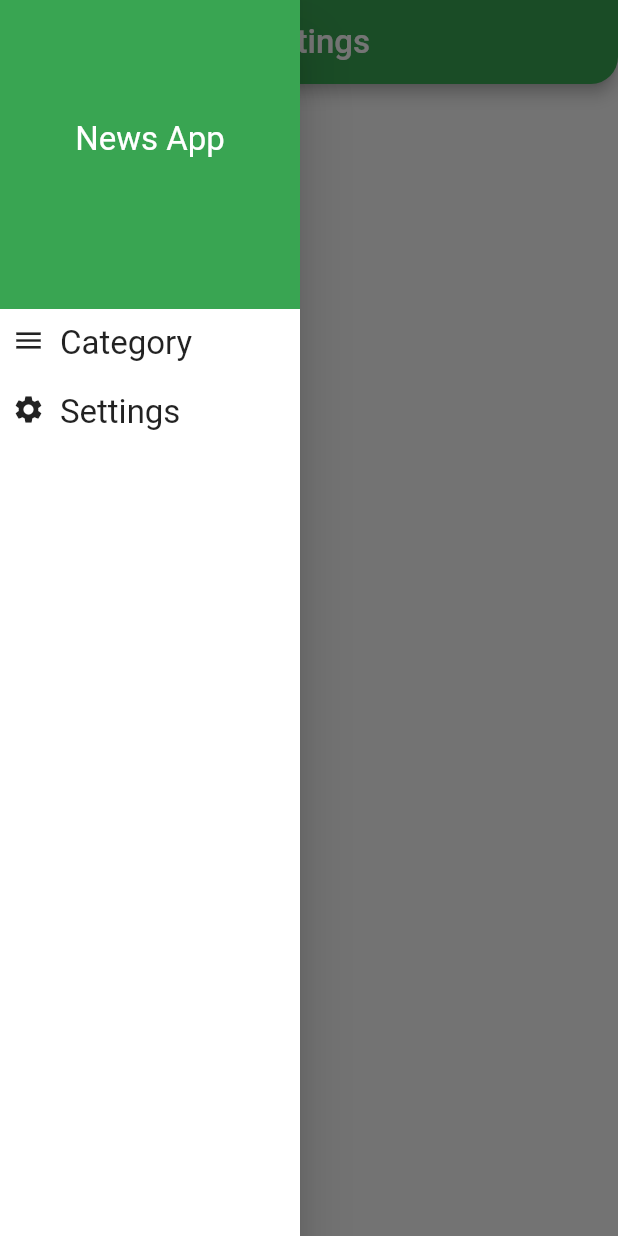
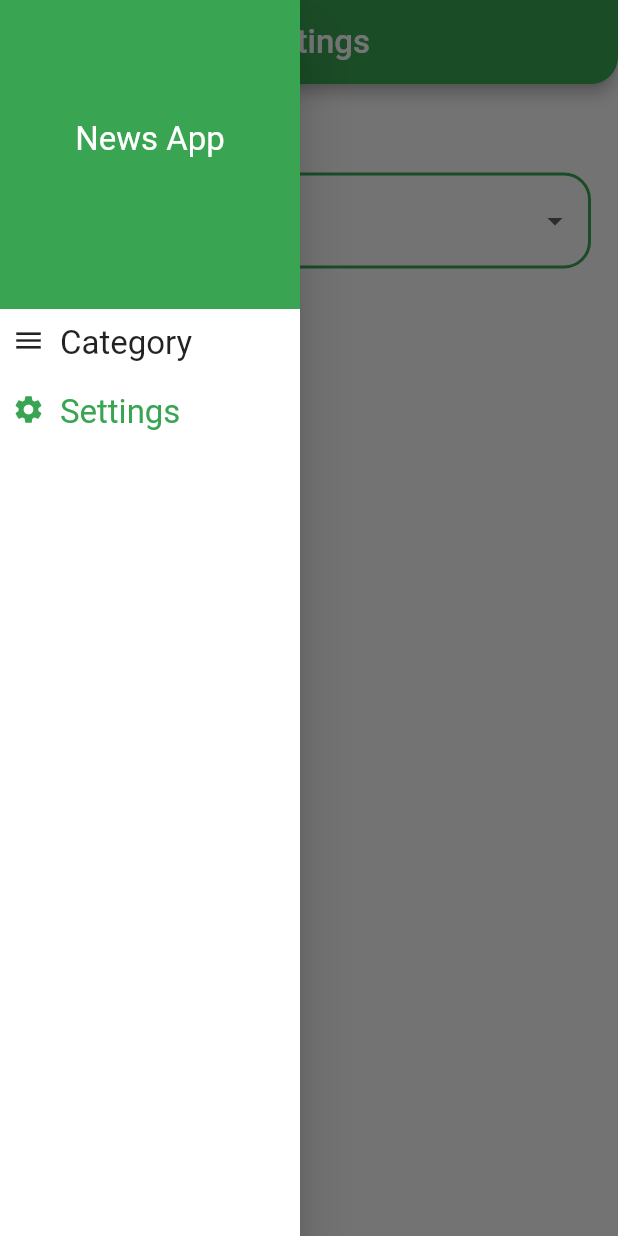
Before and after one commit to ahs25001/News-App, a Flutter app: the Settings screen opened directly with empty values, with the side drawer open, on a phone screen of 412 x 824 dp. Run offline on Flutter 3.47's test engine with Material 2 defaults, Android fonts, the phone set to English and light mode, and no system bars; our stand-ins replace cached_network_image; generated files the repository leaves out were written again.

Commit message:
end localization in settings

```diff
--- /dev/null
+++ b/l10n.yaml
@@ -0,0 +1,3 @@
+arb-dir: lib/l10n
+template-arb-file: app_en.arb
+output-localization-file: app_localizations.dart
--- /dev/null
+++ b/lib/l10n/app_ar.arb
@@ -0,0 +1,7 @@
+{
+ "language": "اللغه",
+  "arabic": "العربيه",
+  "english": "الانجليزيه",
+ "settings": "الاعدادات",
+ "category": "الموضوعات"
+}
--- /dev/null
+++ b/lib/l10n/app_en.arb
@@ -0,0 +1,7 @@
+{
+  "language": "Language",
+  "arabic": "Arabic",
+  "english": "English",
+  "settings": "Settings",
+  "category": "Category"
+}
--- /dev/null
+++ b/lib/providers/my_provider.dart
@@ -0,0 +1,10 @@
+import 'package:flutter/material.dart';
+
+class MyProvider extends ChangeNotifier{
+  String local="en";
+  changeLocal(String local)
+  {
+    this.local=local;
+    notifyListeners();
+  }
+}
--- a/lib/screens/settings/settingsScreen.dart
+++ b/lib/screens/settings/settingsScreen.dart
@@ -1,15 +1,36 @@
 import 'package:flutter/material.dart';
+import 'package:news/layout/homeLayout.dart';
+import 'package:news/providers/my_provider.dart';
+import 'package:provider/provider.dart';
 
 import '../../shard/style/colors.dart';
+import 'package:flutter_gen/gen_l10n/app_localizations.dart';
+class Settings extends StatelessWidget {
+  static const String routName = "settings";
+  Function toCategoryScreen;
 
-class Settings extends StatelessWidget {
-  static const String routName="settings";
-  Function toCategoryScreen;
 
   Settings(this.toCategoryScreen, {super.key});
 
   @override
   Widget build(BuildContext context) {
+    var provider=Provider.of<MyProvider>(context);
+    List<DropdownMenuItem<String>> menuItems = [
+      DropdownMenuItem(
+          child: Row(
+            children: [
+              Text(
+                AppLocalizations.of(context)!.arabic,
+              ),
+            ],
+          ),
+          value: "ar"),
+      DropdownMenuItem(
+          child: Row(
+            children: [Text( AppLocalizations.of(context)!.english)],
+          ),
+          value: "en"),
+    ];
     return Scaffold(
       drawer: Drawer(
         backgroundColor: Colors.white,
@@ -37,11 +58,13 @@ class Settings extends StatelessWidget {
                   children: [
                     InkWell(
                       onTap: () {
-                        Navigator.pop(context);
-                        Navigator.pop(context);
-                        Navigator.pop(context);
+                        Navigator.pushNamedAndRemoveUntil(
+                          context,
+                          HomeLayout.routName,
+                          (route) => false,
+                        );
                       },
-                      child: const Row(
+                      child:  Row(
                         crossAxisAlignment: CrossAxisAlignment.start,
                         children: [
                           Icon(
@@ -52,7 +75,7 @@ class Settings extends StatelessWidget {
                             width: 10,
                           ),
                           Text(
-                            "Category",
+                            AppLocalizations.of(context)!.category,
                             style: TextStyle(fontSize: 22),
                           )
                         ],
@@ -63,19 +86,20 @@ class Settings extends StatelessWidget {
                     ),
                     InkWell(
                       onTap: () => Navigator.pop(context),
-                      child: const Row(
+                      child:  Row(
                         crossAxisAlignment: CrossAxisAlignment.start,
                         children: [
                           Icon(
                             Icons.settings,
+                            color: green,
                             size: 22,
                           ),
                           SizedBox(
                             width: 10,
                           ),
                           Text(
-                            "Settings",
-                            style: TextStyle(fontSize: 22),
+                            AppLocalizations.of(context)!.settings,
+                            style: TextStyle(fontSize: 22,color: green),
                           )
                         ],
                       ),
@@ -88,7 +112,7 @@ class Settings extends StatelessWidget {
         ),
       ),
       appBar: AppBar(
-        title: const Text("Settings", style: TextStyle(fontSize: 22)),
+        title:  Text(AppLocalizations.of(context)!.settings, style: TextStyle(fontSize: 22)),
         centerTitle: true,
         backgroundColor: green,
         shape: const RoundedRectangleBorder(
@@ -96,6 +120,64 @@ class Settings extends StatelessWidget {
                 bottomRight: Radius.circular(18),
                 bottomLeft: Radius.circular(18))),
       ),
+      body: Padding(
+        padding: const EdgeInsets.all(18.0),
+        child: Column(
+          crossAxisAlignment: CrossAxisAlignment.stretch,
+          children: [
+            Text(AppLocalizations.of(context)!.language,
+                style: TextStyle(fontSize: 18, fontWeight: FontWeight.bold)),
+            const SizedBox(
+              height: 20,
+            ),
+            // Container(
+            //     padding:
+            //         const EdgeInsets.symmetric(horizontal: 10, vertical: 8),
+            //     decoration: BoxDecoration(
+            //         borderRadius: BorderRadius.circular(20),
+            //         border: Border.all(color: green, width: 2)),
+            //     child: Row(
+            //       mainAxisAlignment: MainAxisAlignment.spaceBetween,
+            //       children: [
+            //         Text(
+            //           "English",
+            //           style: TextStyle(fontSize: 22),
+            //         ),
+            //         IconButton(
+            //             onPressed: () {
+            //               showModalBottomSheet(
+            //                 context: context,
+            //                 builder: (context) {
+            //                   // return LanguageBottomSheet();
+            //                 },
+            //                 shape: RoundedRectangleBorder(
+            //                     borderRadius: BorderRadius.circular(18)),
+            //               );
+            //             },
+            //             icon: Icon(Icons.keyboard_arrow_down))
+            //       ],
+            //     ))
+            DropdownButtonFormField(
+              value: provider.local,
+              decoration: InputDecoration(
+                border: OutlineInputBorder(
+                    borderRadius: BorderRadius.circular(18),
+                    borderSide: BorderSide(color: green, width: 2)),
+                enabledBorder: OutlineInputBorder(
+                    borderRadius: BorderRadius.circular(18),
+                    borderSide: BorderSide(color: green, width: 2)),
+                focusedBorder: OutlineInputBorder(
+                    borderRadius: BorderRadius.circular(18),
+                    borderSide: BorderSide(color: green, width: 2)),
+              ),
+              items: menuItems,
+              onChanged: (value) {
+                provider.changeLocal(value??"en");
+              },
+            )
+          ],
+        ),
+      ),
     );
   }
 }
--- a/pubspec.yaml
+++ b/pubspec.yaml
@@ -37,6 +37,10 @@ dependencies:
   cupertino_icons: ^1.0.2
   http: ^1.1.0
   cached_network_image: ^3.3.0
+  provider: ^6.0.5
+  flutter_localizations:
+    sdk: flutter
+  intl: ^0.18.1
 dev_dependencies:
   flutter_test:
     sdk: flutter
@@ -53,7 +57,7 @@ dev_dependencies:
 
 # The following section is specific to Flutter packages.
 flutter:
-
+  generate: true
   # The following line ensures that the Material Icons font is
   # included with your application, so that you can use the icons in
   # the material Icons class.
```
Also changed, not shown: lib/layout/homeLayout.dart (+21 -17 lines), lib/main.dart (+12 -2 lines), lib/screens/settings/widgets/languageBottomSheet.dart (added, +31 -0 lines), pubspec.lock.
